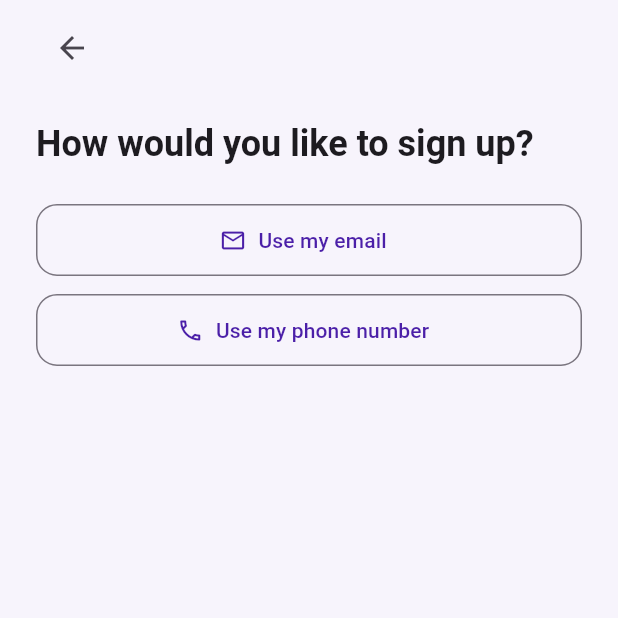
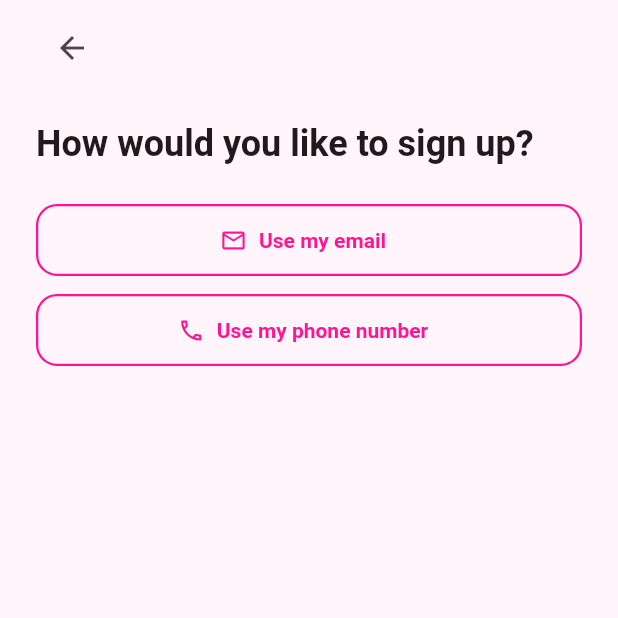
Before and after one commit to brianwebsite/smartbodacaptain, a Flutter app: the screen it shows after launch, after a tap on "Create an account", on a phone screen of 412 x 824 dp, the top half of it. Run offline on Flutter 3.47's test engine with Material 3 defaults, Android fonts, the phone set to English and light mode, and no system bars; our stand-ins replace flutter_map, geolocator, google_sign_in, image_picker, latlong2, shared_preferences; accounts and stored records are empty; network calls fail.

Commit message:
Hot pink and white theme; no fare work-out after a finished journey
Co-Authored-By: Claude Sonnet 5.5 <noreply@anthropic.com>
Claude-Session: https://claude.ai/code/session_017sMC42RuL1MpQJG4NCMAy5

```diff
--- a/packages/smartboda_core/lib/src/account_menu.dart
+++ b/packages/smartboda_core/lib/src/account_menu.dart
@@ -103,7 +103,7 @@ class AccountMenu extends StatelessWidget {
                       const Positioned(
                         right: 0,
                         bottom: 0,
-                        child: CircleAvatar(radius: 11, backgroundColor: brandAccent, child: Icon(Icons.camera_alt, size: 13, color: Colors.black87)),
+                        child: CircleAvatar(radius: 11, backgroundColor: Colors.white, child: Icon(Icons.camera_alt, size: 13, color: brandPrimary)),
                       ),
                     ],
                   ),
--- a/packages/smartboda_core/lib/src/entrance.dart
+++ b/packages/smartboda_core/lib/src/entrance.dart
@@ -117,10 +117,10 @@ class _WelcomeSplashState extends State<WelcomeSplash> with SingleTickerProvider
                   const TextStyle(color: Colors.white, fontSize: 36, fontWeight: FontWeight.bold)),
               const SizedBox(height: 18),
               _line('Smart Cars', _step(0.5, 0.8), -80,
-                  const TextStyle(color: brandAccent, fontSize: 22, fontWeight: FontWeight.w600)),
+                  const TextStyle(color: Colors.white, fontSize: 24, fontWeight: FontWeight.w800)),
               const SizedBox(height: 6),
               _line('Smart Rides', _step(0.65, 0.95), 80,
-                  const TextStyle(color: brandAccent, fontSize: 22, fontWeight: FontWeight.w600)),
+                  const TextStyle(color: Colors.white, fontSize: 24, fontWeight: FontWeight.w800)),
             ],
           ),
         ),
--- a/packages/smartboda_core/lib/src/theme.dart
+++ b/packages/smartboda_core/lib/src/theme.dart
@@ -1,12 +1,12 @@
 import 'package:flutter/material.dart';
 
-/// Smart Boda's own colours: royal violet with a sunrise-orange accent.
-const Color brandPrimary = Color(0xFF4B1FA8);
-const Color brandDark = Color(0xFF33147A);
-const Color brandAccent = Color(0xFFFF8A00);
-const Color brandSurface = Color(0xFFF7F4FC);
+/// Smart Boda's own colours: bold hot pink and white. The gold accent is only for rating stars.
+const Color brandPrimary = Color(0xFFFF1493);
+const Color brandDark = Color(0xFFC4006A);
+const Color brandAccent = Color(0xFFFFB300);
+const Color brandSurface = Color(0xFFFFF5FA);
 
-/// The Smart Boda look: violet, orange highlights, rounded shapes, big touch targets.
+/// The Smart Boda look: bold hot pink and white, rounded shapes, big touch targets.
 ThemeData bodaTheme() {
   final scheme = ColorScheme.fromSeed(
     seedColor: brandPrimary,
@@ -22,6 +22,7 @@ ThemeData bodaTheme() {
       backgroundColor: brandPrimary,
       foregroundColor: Colors.white,
       centerTitle: false,
+      titleTextStyle: TextStyle(fontSize: 20, fontWeight: FontWeight.w800, color: Colors.white),
     ),
     navigationBarTheme: NavigationBarThemeData(
       backgroundColor: Colors.white,
@@ -36,13 +37,15 @@ ThemeData bodaTheme() {
       style: FilledButton.styleFrom(
         minimumSize: const Size.fromHeight(52),
         shape: RoundedRectangleBorder(borderRadius: BorderRadius.circular(14)),
-        textStyle: const TextStyle(fontSize: 17, fontWeight: FontWeight.w600),
+        textStyle: const TextStyle(fontSize: 17, fontWeight: FontWeight.w800),
       ),
     ),
     outlinedButtonTheme: OutlinedButtonThemeData(
       style: OutlinedButton.styleFrom(
         minimumSize: const Size.fromHeight(48),
         shape: RoundedRectangleBorder(borderRadius: BorderRadius.circular(14)),
+        side: const BorderSide(color: brandPrimary, width: 1.5),
+        textStyle: const TextStyle(fontWeight: FontWeight.w700),
       ),
     ),
   );
--- a/packages/smartboda_core/lib/src/vehicle.dart
+++ b/packages/smartboda_core/lib/src/vehicle.dart
@@ -15,7 +15,7 @@ class VehicleType {
 }
 
 const List<VehicleType> vehicleTypes = [
-  VehicleType('boda', 'Boda', Icons.two_wheeler, 'Quick through traffic', Color(0xFF4B1FA8)),
+  VehicleType('boda', 'Boda', Icons.two_wheeler, 'Quick through traffic', Color(0xFFFF1493)),
   VehicleType('electric_boda', 'Electric boda', Icons.electric_moped, 'Quiet and clean', Color(0xFF00897B)),
   VehicleType('car', 'Car', Icons.directions_car, 'Up to 3 people', Color(0xFFFF8A00), seats: 3),
   VehicleType('car_xl', 'Car XL', Icons.airport_shuttle, 'Up to 6 people', Color(0xFFD81B60), seats: 6),
--- a/packages/smartboda_core/lib/src/wallet_screen.dart
+++ b/packages/smartboda_core/lib/src/wallet_screen.dart
@@ -107,7 +107,7 @@ class _WalletScreenState extends State<WalletScreen> {
                   ...[
                     const SizedBox(height: 16),
                     FilledButton.icon(
-                      style: FilledButton.styleFrom(backgroundColor: brandAccent, foregroundColor: Colors.black87),
+                      style: FilledButton.styleFrom(backgroundColor: Colors.white, foregroundColor: brandPrimary),
                       onPressed: _topup,
                       icon: const Icon(Icons.add),
                       label: Text(widget.isCaptain ? 'Add commission credit' : 'Add money'),
```
Also changed, not shown: apps/passenger/lib/home_screen.dart (+21 -0 lines), 1 other file.
